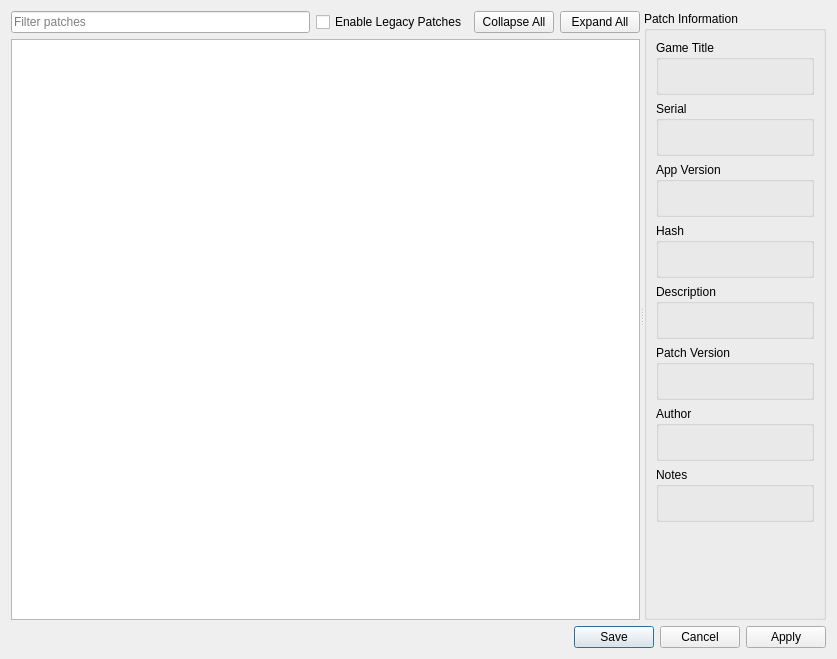
This is rpcs3/rpcs3qt/patch_manager_dialog.ui in RPCS3/rpcs3 as Qt 5 draws it before an edit. The edited form follows.
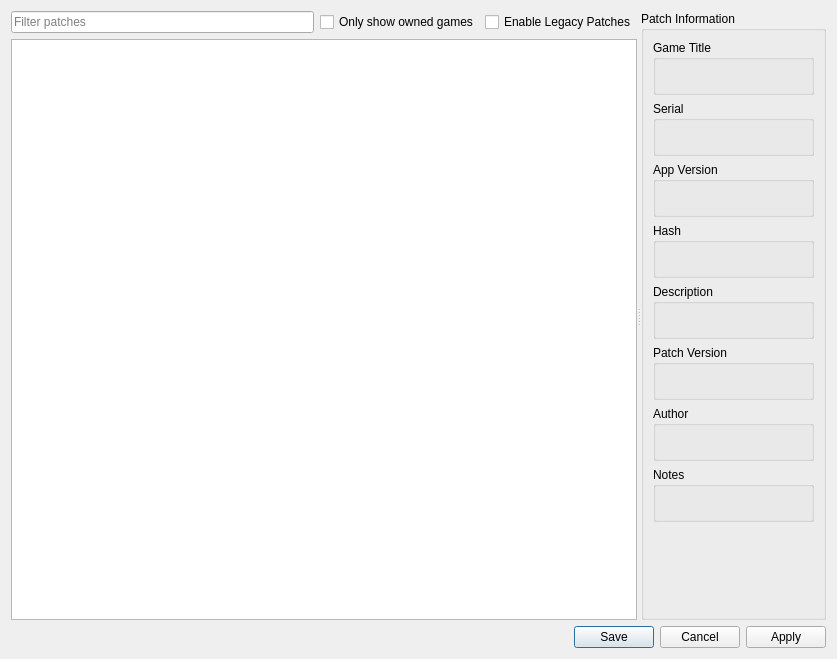
This is the edited form.

Commit message:
patch_manager: add option to only show owned games
and remove the app version level from the gui

The edit to the form file:
```diff
--- a/rpcs3/rpcs3qt/patch_manager_dialog.ui
+++ b/rpcs3/rpcs3qt/patch_manager_dialog.ui
@@ -39,6 +39,13 @@
            </property>
           </widget>
          </item>
+         <item>
+          <widget class="QCheckBox" name="cb_owned_games_only">
+           <property name="text">
+            <string>Only show owned games</string>
+           </property>
+          </widget>
+         </item>
          <item>
           <widget class="QCheckBox" name="cb_enable_legacy_patches">
            <property name="text">
@@ -46,20 +53,6 @@
            </property>
           </widget>
          </item>
-         <item>
-          <widget class="QPushButton" name="pb_collapse_all">
-           <property name="text">
-            <string>Collapse All</string>
-           </property>
-          </widget>
-         </item>
-         <item>
-          <widget class="QPushButton" name="pb_expand_all">
-           <property name="text">
-            <string>Expand All</string>
-           </property>
-          </widget>
-         </item>
         </layout>
        </item>
        <item>
```
The commit also changes 5 other files.
